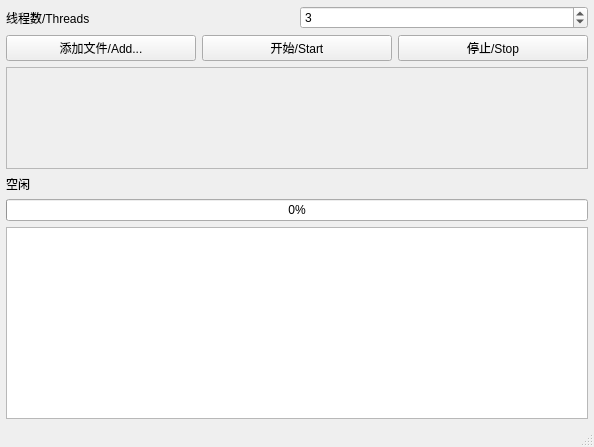
The window that cut_tool.ui (Blue-Beaker/blackscreen_cutter) describes before a commit, drawn with Qt 5.
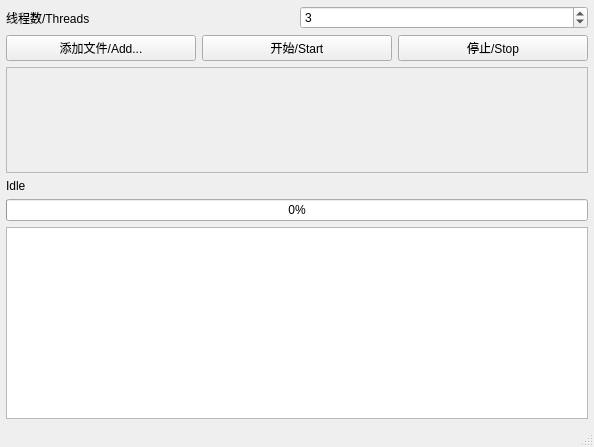
The same window after the commit.

```diff
--- a/cut_tool.ui
+++ b/cut_tool.ui
@@ -119,7 +119,7 @@
           <item>
            <widget class="QLabel" name="currentFileLabel">
             <property name="text">
-             <string>空闲</string>
+             <string>Idle</string>
             </property>
            </widget>
           </item>
```
